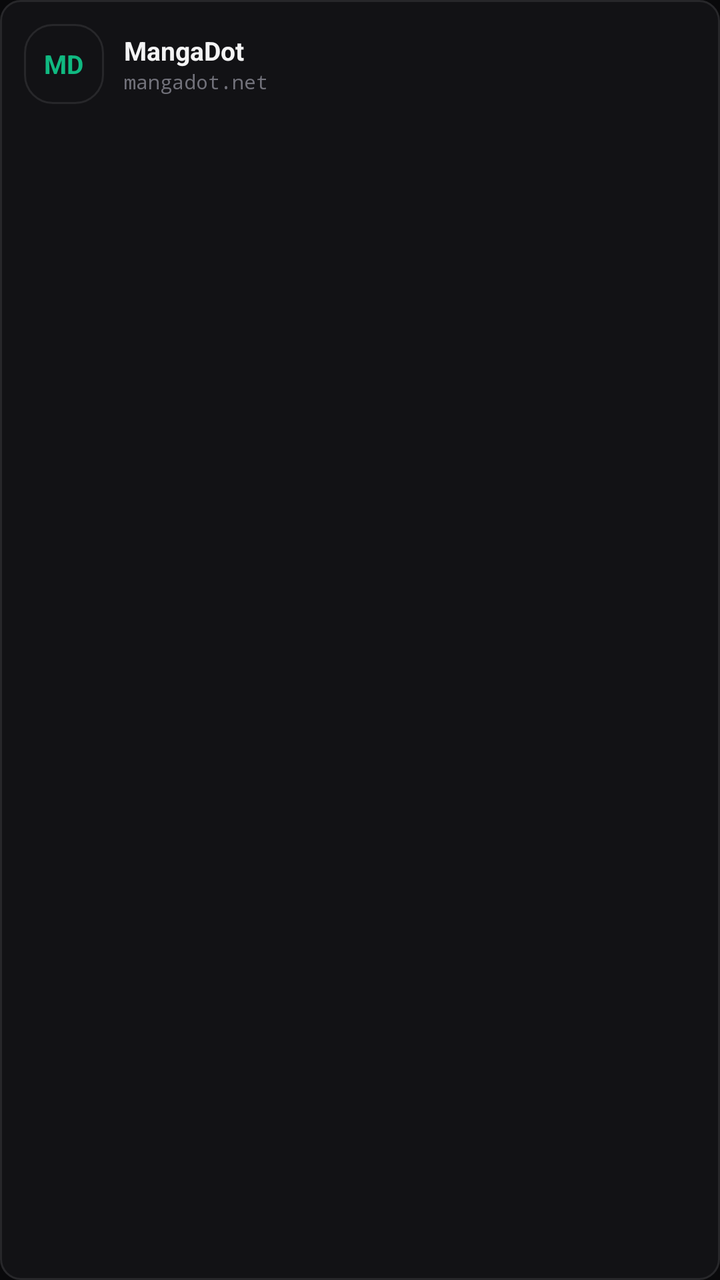
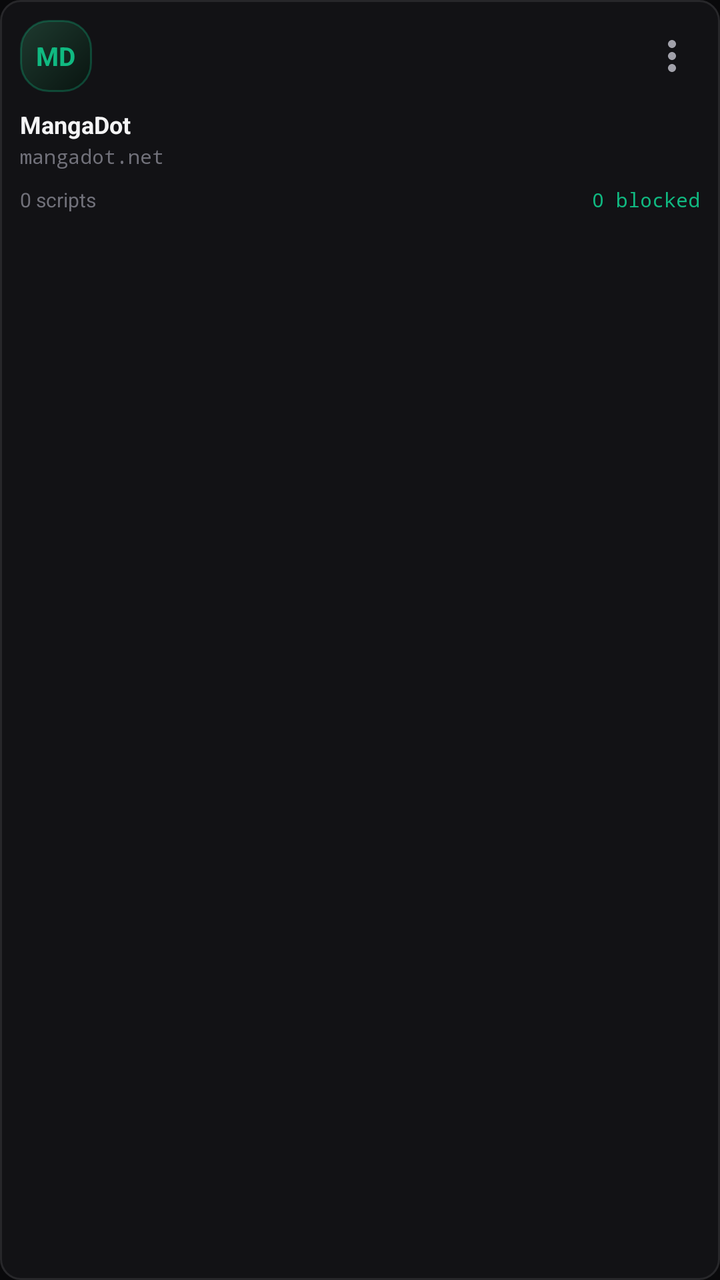

Two renders of the same Android screen: before a commit and after it. Below are the layout's source before the change and the commit's diff.
<!-- AndroidManifest.xml: application theme Theme.Scaffold -->
<!-- res/layout/item_app_grid.xml -->
<?xml version="1.0" encoding="utf-8"?>
<LinearLayout xmlns:android="http://schemas.android.com/apk/res/android"
    android:layout_width="match_parent"
    android:layout_height="wrap_content"
    android:orientation="vertical"
    android:background="@drawable/bg_card"
    android:padding="12dp"
    android:layout_margin="4dp">

    <LinearLayout
        android:layout_width="match_parent"
        android:layout_height="wrap_content"
        android:orientation="horizontal"
        android:gravity="center_vertical">

        <FrameLayout
            android:id="@+id/grid_icon_container"
            android:layout_width="40dp"
            android:layout_height="40dp"
            android:background="@drawable/bg_squircle">

            <TextView
                android:id="@+id/grid_tv_icon_monogram"
                android:layout_width="wrap_content"
                android:layout_height="wrap_content"
                android:layout_gravity="center"
                android:text="MD"
                android:textColor="@color/accent_emerald"
                android:textSize="13sp"
                android:textStyle="bold" />
        </FrameLayout>

        <LinearLayout
            android:layout_width="0dp"
            android:layout_height="wrap_content"
            android:layout_weight="1"
            android:layout_marginStart="10dp"
            android:orientation="vertical">

            <TextView
                android:id="@+id/grid_tv_app_name"
                android:layout_width="wrap_content"
                android:layout_height="wrap_content"
                android:text="MangaDot"
                android:textColor="@color/text_primary"
                android:textSize="13sp"
                android:textStyle="bold"
                android:maxLines="1"
                android:ellipsize="end" />

            <TextView
                android:id="@+id/grid_tv_app_url"
                android:layout_width="wrap_content"
                android:layout_height="wrap_content"
                android:text="mangadot.net"
                android:textColor="@color/text_muted"
                android:textSize="10sp"
                android:fontFamily="monospace"
                android:maxLines="1"
                android:ellipsize="end" />
        </LinearLayout>
    </LinearLayout>

</LinearLayout>
<!-- resources referenced by this layout -->
<resources>
  <color name="accent_emerald">#10B981</color>
  <color name="text_muted">#71717A</color>
  <color name="text_primary">#F4F4F5</color>
  <!-- drawable bg_card (drawable) -->
  <?xml version="1.0" encoding="utf-8"?>
  <shape xmlns:android="http://schemas.android.com/apk/res/android"
      android:shape="rectangle">
      <solid android:color="@color/bg_surface" />
      <stroke
          android:width="1dp"
          android:color="@color/border_primary" />
      <corners android:radius="10dp" />
  </shape>
  <!-- drawable bg_squircle (drawable) -->
  <?xml version="1.0" encoding="utf-8"?>
  <shape xmlns:android="http://schemas.android.com/apk/res/android"
      android:shape="rectangle">
      <solid android:color="@color/bg_surface" />
      <stroke
          android:width="1dp"
          android:color="@color/border_primary" />
      <corners android:radius="14dp" />
  </shape>
  <style name="Theme.Scaffold" parent="Theme.Material3.Dark.NoActionBar">
          
          <item name="android:windowBackground">@color/bg_primary</item>
          <item name="android:statusBarColor">@color/bg_primary</item>
          <item name="android:navigationBarColor">@color/bg_primary</item>
          <item name="android:windowLightStatusBar">false</item>
          <item name="android:windowLightNavigationBar">false</item>
  
          
          <item name="colorPrimary">@color/accent_emerald</item>
          <item name="colorOnPrimary">@color/text_on_accent</item>
          <item name="colorSurface">@color/bg_surface</item>
          <item name="colorOnSurface">@color/text_primary</item>
          <item name="colorOutline">@color/border_primary</item>
      </style>
  <color name="bg_surface">#121215</color>
  <color name="border_primary">#27272A</color>
  <color name="bg_primary">#09090B</color>
  <color name="text_on_accent">#000000</color>
</resources>

<!-- the commit's change to res/layout/item_app_grid.xml (unified diff, before → after) -->
@@ -4,9 +4,13 @@
     android:layout_height="wrap_content"
     android:orientation="vertical"
     android:background="@drawable/bg_card"
-    android:padding="12dp"
-    android:layout_margin="4dp">
+    android:foreground="?attr/selectableItemBackground"
+    android:padding="10dp"
+    android:layout_margin="4dp"
+    android:clickable="true"
+    android:focusable="true">
 
+    
     <LinearLayout
         android:layout_width="match_parent"
         android:layout_height="wrap_content"
@@ -15,9 +19,9 @@
 
         <FrameLayout
             android:id="@+id/grid_icon_container"
-            android:layout_width="40dp"
-            android:layout_height="40dp"
-            android:background="@drawable/bg_squircle">
+            android:layout_width="36dp"
+            android:layout_height="36dp"
+            android:background="@drawable/bg_squircle_emerald">
 
             <TextView
                 android:id="@+id/grid_tv_icon_monogram"
@@ -30,35 +34,71 @@
                 android:textStyle="bold" />
         </FrameLayout>
 
-        <LinearLayout
+        <View
+            android:layout_width="0dp"
+            android:layout_height="1dp"
+            android:layout_weight="1" />
+
+        
+        <ImageButton
+            android:id="@+id/grid_btn_options"
+            android:layout_width="28dp"
+            android:layout_height="28dp"
+            android:background="?attr/selectableItemBackgroundBorderless"
+            android:src="@drawable/ic_more_vert"
+            android:contentDescription="Options" />
+    </LinearLayout>
+
+    
+    <TextView
+        android:id="@+id/grid_tv_app_name"
+        android:layout_width="match_parent"
+        android:layout_height="wrap_content"
+        android:layout_marginTop="8dp"
+        android:text="MangaDot"
+        android:textColor="@color/text_primary"
+        android:textSize="12sp"
+        android:textStyle="bold"
+        android:maxLines="1"
+        android:ellipsize="end" />
+
+    <TextView
+        android:id="@+id/grid_tv_app_url"
+        android:layout_width="match_parent"
+        android:layout_height="wrap_content"
+        android:layout_marginTop="1dp"
+        android:text="mangadot.net"
+        android:textColor="@color/text_muted"
+        android:textSize="10sp"
+        android:fontFamily="monospace"
+        android:maxLines="1"
+        android:ellipsize="end" />
+
+    
+    <LinearLayout
+        android:layout_width="match_parent"
+        android:layout_height="wrap_content"
+        android:orientation="horizontal"
+        android:gravity="center_vertical"
+        android:layout_marginTop="8dp">
+
+        <TextView
+            android:id="@+id/grid_tv_scripts"
             android:layout_width="0dp"
             android:layout_height="wrap_content"
             android:layout_weight="1"
-            android:layout_marginStart="10dp"
-            android:orientation="vertical">
+            android:text="0 scripts"
+            android:textColor="@color/text_muted"
+            android:textSize="10sp" />
 
-            <TextView
-                android:id="@+id/grid_tv_app_name"
-                android:layout_width="wrap_content"
-                android:layout_height="wrap_content"
-                android:text="MangaDot"
-                android:textColor="@color/text_primary"
-                android:textSize="13sp"
-                android:textStyle="bold"
-                android:maxLines="1"
-                android:ellipsize="end" />
-
-            <TextView
-                android:id="@+id/grid_tv_app_url"
-                android:layout_width="wrap_content"
-                android:layout_height="wrap_content"
-                android:text="mangadot.net"
-                android:textColor="@color/text_muted"
-                android:textSize="10sp"
-                android:fontFamily="monospace"
-                android:maxLines="1"
-                android:ellipsize="end" />
-        </LinearLayout>
+        <TextView
+            android:id="@+id/grid_tv_blocked"
+            android:layout_width="wrap_content"
+            android:layout_height="wrap_content"
+            android:text="0 blocked"
+            android:textColor="@color/accent_emerald"
+            android:textSize="10sp"
+            android:fontFamily="monospace" />
     </LinearLayout>
 
 </LinearLayout>
<!-- resource entries referenced after the edit -->
@@ -13,16 +13,30 @@
           android:color="@color/border_primary" />
       <corners android:radius="10dp" />
   </shape>
-  <!-- drawable bg_squircle (drawable) -->
+  <!-- drawable bg_squircle_emerald (drawable) -->
   <?xml version="1.0" encoding="utf-8"?>
   <shape xmlns:android="http://schemas.android.com/apk/res/android"
       android:shape="rectangle">
-      <solid android:color="@color/bg_surface" />
+      <gradient
+          android:type="linear"
+          android:angle="315"
+          android:startColor="#1E3A2F"
+          android:endColor="#091410" />
       <stroke
           android:width="1dp"
-          android:color="@color/border_primary" />
+          android:color="#4D10B981" />
       <corners android:radius="14dp" />
   </shape>
+  <!-- drawable ic_more_vert (drawable) -->
+  <vector xmlns:android="http://schemas.android.com/apk/res/android"
+      android:width="24dp"
+      android:height="24dp"
+      android:viewportWidth="24"
+      android:viewportHeight="24">
+    <path
+        android:fillColor="#A1A1AA"
+        android:pathData="M12,8c1.1,0 2,-0.9 2,-2s-0.9,-2 -2,-2 -2,0.9 -2,2 0.9,2 2,2zM12,10c-1.1,0 -2,0.9 -2,2s0.9,2 2,2 2,-0.9 2,-2 -0.9,-2 -2,-2zM12,16c-1.1,0 -2,0.9 -2,2s0.9,2 2,2 2,-0.9 2,-2 -0.9,-2 -2,-2z"/>
+  </vector>
   <style name="Theme.Scaffold" parent="Theme.Material3.Dark.NoActionBar">
           
           <item name="android:windowBackground">@color/bg_primary</item>
